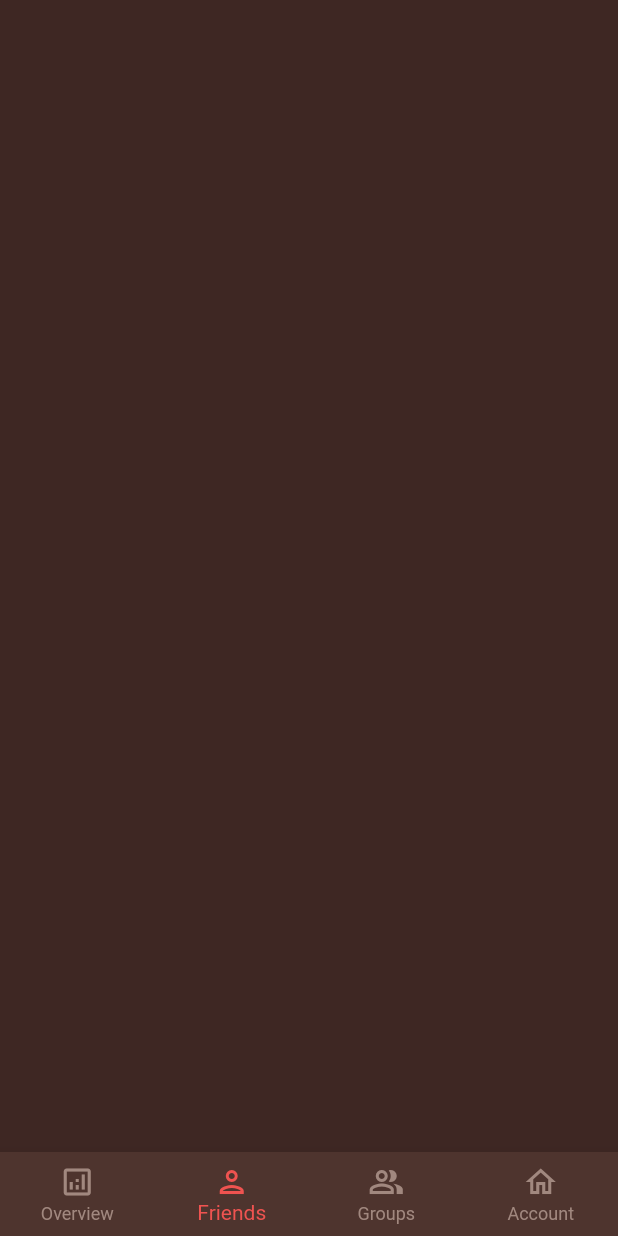
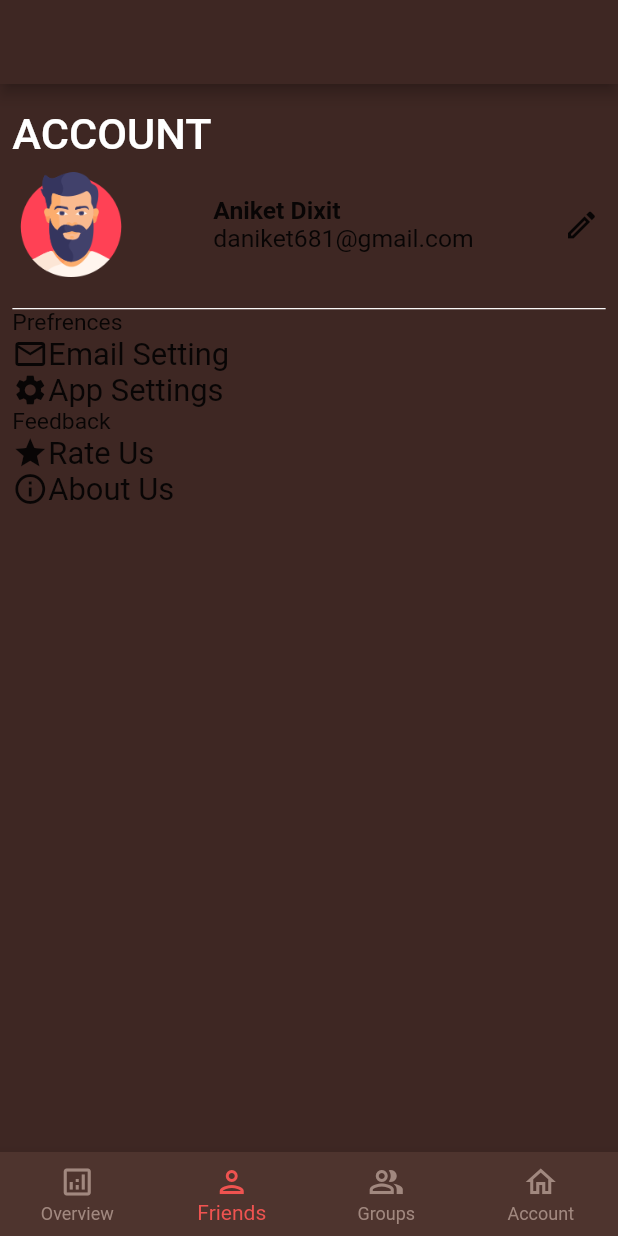
Before and after one commit to aniketdixitt/cleave_It, a Flutter app: the screen it shows after launch, item 2 of the bottom bar chosen, on a phone screen of 412 x 824 dp. Run offline on Flutter 3.47's test engine with Material 2 defaults, Android fonts, the phone set to English and light mode, and no system bars; our stand-ins replace fluttertoast, pie_chart.

Commit message:
account page

```diff
--- a/lib/screens/account.dart
+++ b/lib/screens/account.dart
@@ -1,3 +1,5 @@
+import 'dart:ui';
+
 import 'package:flutter/material.dart';
 import 'package:cleave_it/routing.dart' as routing;
 
@@ -14,6 +16,9 @@ class _AccountScreenState extends State<AccountScreen> {
     double height = MediaQuery.of(context).size.height;
     double width = MediaQuery.of(context).size.width;
     return Scaffold(
+      appBar: AppBar(
+        backgroundColor: Colors.brown[900],
+      ),
       body: Container(
         padding: EdgeInsets.fromLTRB(
             width * 0.02, height * 0.02, width * 0.02, height * 0.02),
@@ -21,7 +26,94 @@ class _AccountScreenState extends State<AccountScreen> {
         height: height,
         width: width,
         child: Column(
-          children: [],
+          crossAxisAlignment: CrossAxisAlignment.start,
+          children: [
+            Text(
+              "ACCOUNT",
+              style: TextStyle(
+                  fontSize: width * 0.07,
+                  fontWeight: FontWeight.w500,
+                  color: Colors.white),
+            ),
+            Container(
+              decoration: BoxDecoration(
+                  border: Border(
+                      bottom: BorderSide(
+                          width: height * 0.001, color: Colors.white))),
+              padding: EdgeInsets.fromLTRB(
+                  width * 0.01, height * 0.01, width * 0.01, height * 0.025),
+              child: Row(
+                mainAxisAlignment: MainAxisAlignment.spaceBetween,
+                children: [
+                  Container(
+                      width: width * 0.17,
+                      child: Image.asset('images/man.png')),
+                  Column(
+                    crossAxisAlignment: CrossAxisAlignment.start,
+                    children: [
+                      Text("Aniket Dixit",
+                          style: TextStyle(
+                              fontSize: width * 0.04,
+                              fontWeight: FontWeight.w600)),
+                      Text("daniket681@gmail.com",
+                          style: TextStyle(
+                              fontSize: width * 0.04,
+                              fontWeight: FontWeight.w400))
+                    ],
+                  ),
+                  Container(
+                    child: Icon(Icons.edit_outlined),
+                  ),
+                ],
+              ),
+            ),
+            Text("Prefrences",
+                style: TextStyle(
+                    fontSize: width * 0.037, fontWeight: FontWeight.w400)),
+            Row(
+              children: [
+                Container(
+                  child: Icon(Icons.email_outlined),
+                ),
+                Text("Email Setting",
+                    style: TextStyle(
+                        fontSize: width * 0.05, fontWeight: FontWeight.w400))
+              ],
+            ),
+            Row(
+              children: [
+                Container(
+                  child: Icon(Icons.settings),
+                ),
+                Text("App Settings",
+                    style: TextStyle(
+                        fontSize: width * 0.05, fontWeight: FontWeight.w400))
+              ],
+            ),
+            Text("Feedback",
+                style: TextStyle(
+                    fontSize: width * 0.037, fontWeight: FontWeight.w400)),
+            Row(
+              children: [
+                Container(
+                  child: Icon(Icons.star),
+                ),
+                Text("Rate Us",
+                    style: TextStyle(
+                        fontSize: width * 0.05, fontWeight: FontWeight.w400))
+              ],
+            ),
+            Row(
+              children: [
+                Container(
+                  child: Icon(Icons.info_outline),
+                ),
+                Text("About Us",
+                    style: TextStyle(
+                        fontSize: width * 0.05, fontWeight: FontWeight.w400))
+              ],
+            ),
+          ],
         ),
       ),
     );
```
Also changed, not shown: images/proficon.png (added), 1 other file.
